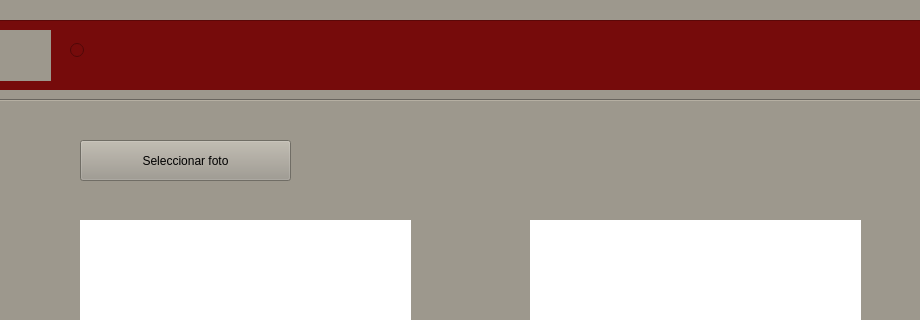
Before: the Qt Designer form Practica3ArCoV2/sepia.ui in apereg/Practica3ArCo, drawn with Qt 5; both pictures show x 420 to 1340 and y 0 to 320 of the 1340 by 603 pixel window.
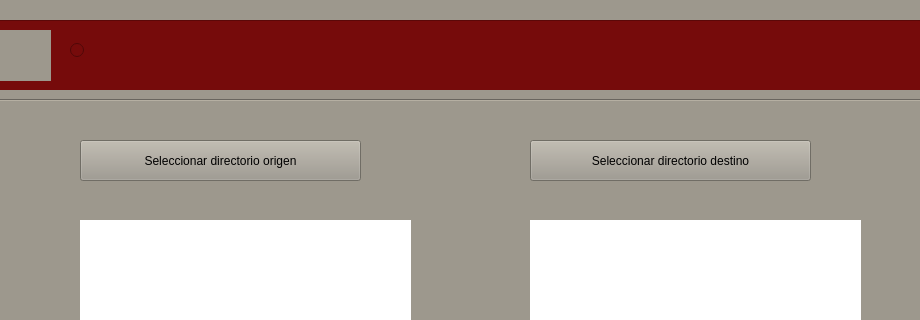
After: the same form once the commit is applied.

Commit message: Arreglado error de no cerrar fichero al escribir numeros y actualizada interfaz y calculo de tiempos en sepia

The edit to the form file:
```diff
--- a/Practica3ArCoV2/sepia.ui
+++ b/Practica3ArCoV2/sepia.ui
@@ -422,7 +422,7 @@
     <rect>
      <x>500</x>
      <y>140</y>
-     <width>211</width>
+     <width>281</width>
      <height>41</height>
     </rect>
    </property>
@@ -430,7 +430,23 @@
     <string notr="true">font: 75 12pt &quot;Palatino Linotype&quot;;</string>
    </property>
    <property name="text">
-    <string>Seleccionar foto</string>
+    <string>Seleccionar directorio origen</string>
+   </property>
+  </widget>
+  <widget class="QPushButton" name="seleccionarDestino">
+   <property name="geometry">
+    <rect>
+     <x>950</x>
+     <y>140</y>
+     <width>281</width>
+     <height>41</height>
+    </rect>
+   </property>
+   <property name="styleSheet">
+    <string notr="true">font: 75 12pt &quot;Palatino Linotype&quot;;</string>
+   </property>
+   <property name="text">
+    <string>Seleccionar directorio destino</string>
    </property>
   </widget>
  </widget>
```
Left out of the diff: 18 changed lines with no effect on the pictures. The commit also changes 3 other files.
